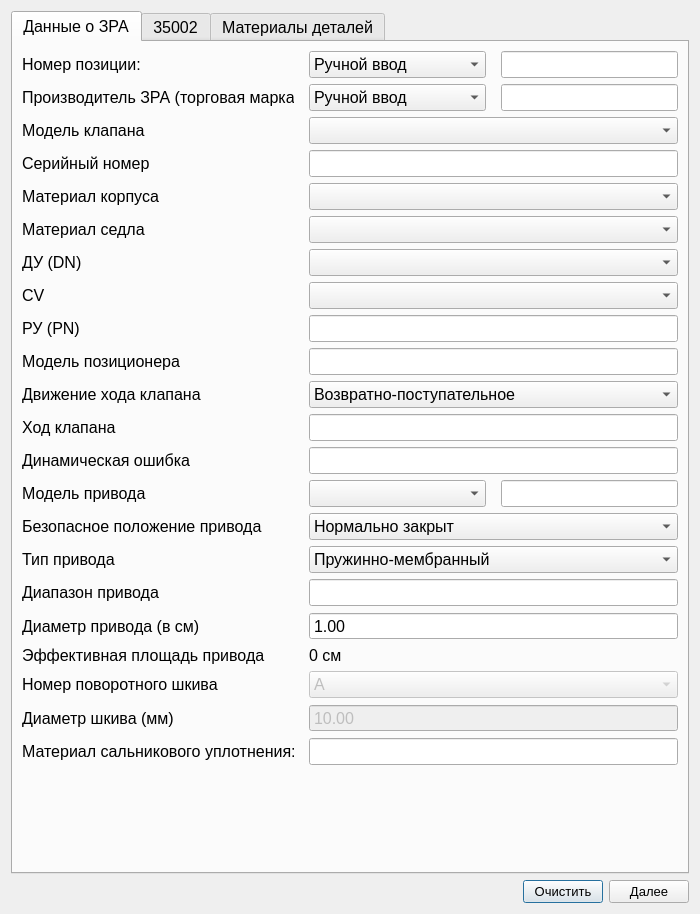
Rekvim/MpiSdk, file ValveWindow.ui: the form before one commit.
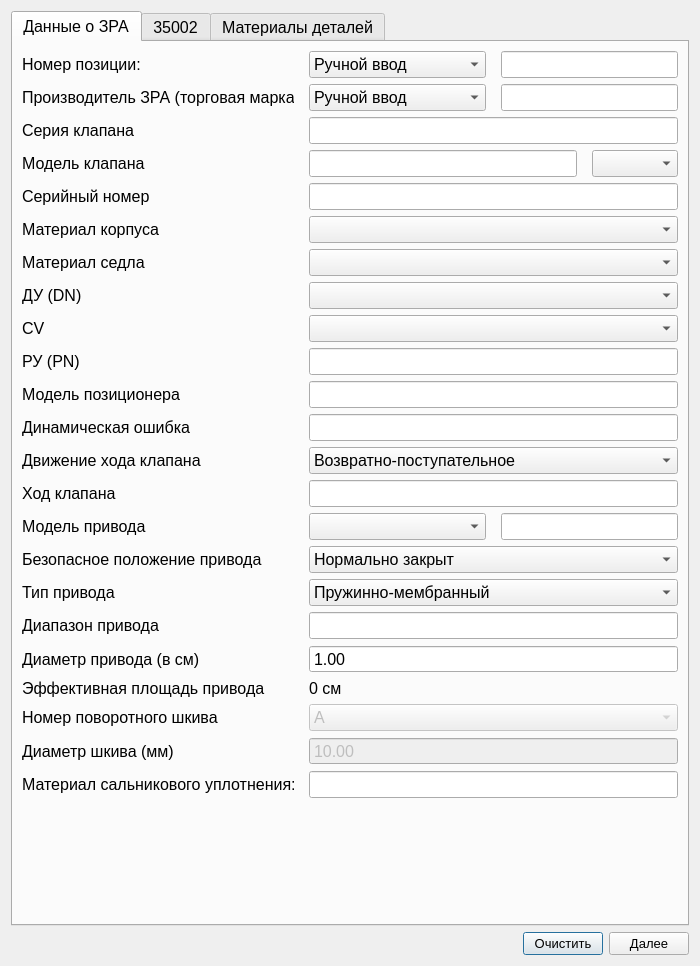
The form after the commit.

```diff
--- a/ValveWindow.ui
+++ b/ValveWindow.ui
@@ -7,7 +7,7 @@
     <x>0</x>
     <y>0</y>
     <width>700</width>
-    <height>914</height>
+    <height>966</height>
    </rect>
   </property>
   <property name="font">
@@ -148,6 +148,35 @@
          </item>
         </layout>
        </item>
+       <item>
+        <layout class="QHBoxLayout" name="horizontalLayout_33">
+         <property name="spacing">
+          <number>15</number>
+         </property>
+         <item>
+          <widget class="QLabel" name="label_serial_2">
+           <property name="minimumSize">
+            <size>
+             <width>272</width>
+             <height>0</height>
+            </size>
+           </property>
+           <property name="maximumSize">
+            <size>
+             <width>230</width>
+             <height>16777215</height>
+            </size>
+           </property>
+           <property name="text">
+            <string>Серия клапана</string>
+           </property>
+          </widget>
+         </item>
+         <item>
+          <widget class="QLineEdit" name="lineEdit"/>
+         </item>
+        </layout>
+       </item>
        <item>
         <layout class="QHBoxLayout" name="horizontalLayout_valveModel">
          <property name="spacing">
@@ -172,6 +201,9 @@
            </property>
           </widget>
          </item>
+         <item>
+          <widget class="QLineEdit" name="lineEdit_serial_2"/>
+         </item>
          <item>
           <widget class="QComboBox" name="comboBox_valveModel">
            <property name="sizePolicy">
@@ -420,6 +452,35 @@
          </item>
         </layout>
        </item>
+       <item>
+        <layout class="QHBoxLayout" name="horizontalLayout_13">
+         <property name="spacing">
+          <number>15</number>
+         </property>
+         <item>
+          <widget class="QLabel" name="label_16">
+           <property name="minimumSize">
+            <size>
+             <width>272</width>
+             <height>0</height>
+            </size>
+           </property>
+           <property name="maximumSize">
+            <size>
+             <width>230</width>
+             <height>16777215</height>
+            </size>
+           </property>
+           <property name="text">
+            <string>Динамическая ошибка</string>
+           </property>
+          </widget>
+         </item>
+         <item>
+          <widget class="QLineEdit" name="lineEdit_dinamicError"/>
+         </item>
+        </layout>
+       </item>
        <item>
         <layout class="QHBoxLayout" name="horizontalLayout_20">
          <property name="spacing">
@@ -489,35 +550,6 @@
          </item>
         </layout>
        </item>
-       <item>
-        <layout class="QHBoxLayout" name="horizontalLayout_13">
-         <property name="spacing">
-          <number>15</number>
-         </property>
-         <item>
-          <widget class="QLabel" name="label_16">
-           <property name="minimumSize">
-            <size>
-             <width>272</width>
-             <height>0</height>
-            </size>
-           </property>
-           <property name="maximumSize">
-            <size>
-             <width>230</width>
-             <height>16777215</height>
-            </size>
-           </property>
-           <property name="text">
-            <string>Динамическая ошибка</string>
-           </property>
-          </widget>
-         </item>
-         <item>
-          <widget class="QLineEdit" name="lineEdit_dinamicError"/>
-         </item>
-        </layout>
-       </item>
        <item>
         <layout class="QHBoxLayout" name="horizontalLayout_14">
          <property name="spacing">
```
